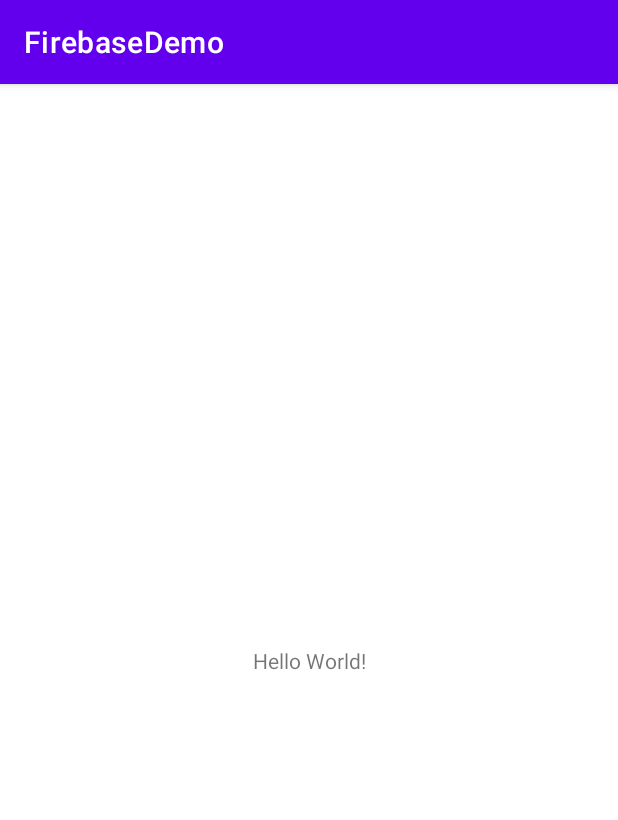
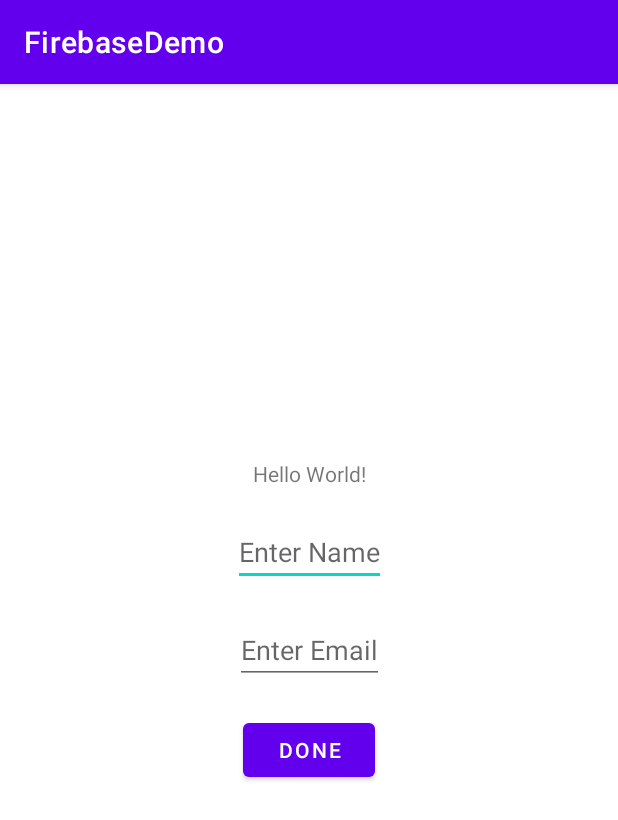
Before and after one commit to jvedsaqib/FirebaseDemo, an Android app: the screen it shows after launch (MainActivity), on a phone screen of 412 x 824 dp. Shown: the top 820 px of the screen. Run offline under Robolectric (Android 15) with nearby library versions, the phone set to English and light mode, and no system bars; our stand-ins replace Firebase (no records; nobody signed in at launch, a user with empty details on screens opened directly).

Commit message:
Code -> Now we can add a person

```diff
--- a/app/build.gradle
+++ b/app/build.gradle
@@ -1,5 +1,6 @@
 plugins {
     id 'com.android.application'
+    id 'com.google.gms.google-services'
 }
 
 android {
@@ -33,6 +34,10 @@ dependencies {
     implementation 'androidx.appcompat:appcompat:1.4.1'
     implementation 'com.google.android.material:material:1.5.0'
     implementation 'androidx.constraintlayout:constraintlayout:2.1.3'
+    implementation platform('com.google.firebase:firebase-bom:31.2.1')
+    implementation 'com.google.firebase:firebase-analytics'
+    implementation 'com.google.firebase:firebase-database:20.1.0'
+    implementation 'com.google.firebase:firebase-auth:21.1.0'
     testImplementation 'junit:junit:4.13.2'
     androidTestImplementation 'androidx.test.ext:junit:1.1.3'
     androidTestImplementation 'androidx.test.espresso:espresso-core:3.4.0'
--- a/app/src/main/AndroidManifest.xml
+++ b/app/src/main/AndroidManifest.xml
@@ -1,6 +1,8 @@
 <?xml version="1.0" encoding="utf-8"?>
 <manifest xmlns:android="http://schemas.android.com/apk/res/android"
     xmlns:tools="http://schemas.android.com/tools">
+    <uses-permission android:name="android.permission.INTERNET"/>
+    <uses-permission android:name="android.permission.ACCESS_NETWORK_STATE"/>
 
     <application
         android:allowBackup="true"
--- a/app/src/main/java/com/example/firebasedemo/MainActivity.java
+++ b/app/src/main/java/com/example/firebasedemo/MainActivity.java
@@ -1,14 +1,75 @@
 package com.example.firebasedemo;
 
+import androidx.annotation.NonNull;
 import androidx.appcompat.app.AppCompatActivity;
 
 import android.os.Bundle;
+import android.util.Log;
+import android.view.View;
+import android.widget.Button;
+import android.widget.EditText;
+import android.widget.TextView;
+import android.widget.Toast;
+
+import com.google.firebase.database.DataSnapshot;
+import com.google.firebase.database.DatabaseError;
+import com.google.firebase.database.DatabaseReference;
+import com.google.firebase.database.FirebaseDatabase;
+import com.google.firebase.database.ValueEventListener;
 
 public class MainActivity extends AppCompatActivity {
+    EditText addName, addEmail;
+    Button btn;
+
+    FirebaseDatabase db;    // Firebase Database
+    DatabaseReference dbRef; // Database Reference
+
+    Person ob;  // Object
 
     @Override
     protected void onCreate(Bundle savedInstanceState) {
         super.onCreate(savedInstanceState);
         setContentView(R.layout.activity_main);
+
+        addName = findViewById(R.id.addName);
+        addEmail = findViewById(R.id.addEmail);
+
+        btn = findViewById(R.id.btn);
+
+        db = FirebaseDatabase.getInstance();
+
+        dbRef = db.getInstance().getReference();
+
+        btn.setOnClickListener(new View.OnClickListener() {
+            @Override
+            public void onClick(View v) {
+                String name = addName.getText().toString();
+                String email = addEmail.getText().toString();
+
+                Log.d("Name&Email", name+" "+email);
+                addPerson(name, email);
+            }
+        });
+    }
+
+    public void addPerson(String name, String email){
+        Log.d("Name&Email", name+"&"+email);
+        ob = new Person();
+        ob.setName(name);
+        ob.setEmail(email);
+        dbRef.child("Person2").push().setValue(ob);
+//        dbRef.addValueEventListener(new ValueEventListener() {
+//            @Override
+//            public void onDataChange(@NonNull DataSnapshot snapshot) {
+//                Log.d("Name&Email Added", ob.getName()+" "+ob.getEmail());
+//                Toast.makeText(MainActivity.this, "Done" ,Toast.LENGTH_LONG).show();
+//                dbRef.child("Person").setValue(ob);
+//            }
+//
+//            @Override
+//            public void onCancelled(@NonNull DatabaseError error) {
+//                Log.d("Cancel", "Cancelled");
+//            }
+//        });
     }
 }
--- a/app/src/main/res/layout/activity_main.xml
+++ b/app/src/main/res/layout/activity_main.xml
@@ -7,12 +7,46 @@
     tools:context=".MainActivity">
 
     <TextView
+        android:id="@+id/Title"
         android:layout_width="wrap_content"
         android:layout_height="wrap_content"
         android:text="Hello World!"
-        app:layout_constraintBottom_toBottomOf="parent"
         app:layout_constraintEnd_toEndOf="parent"
         app:layout_constraintStart_toStartOf="parent"
-        app:layout_constraintTop_toTopOf="parent" />
+        app:layout_constraintTop_toTopOf="parent"
+        android:layout_marginTop="250dp" />
+
+    <EditText
+        android:id="@+id/addName"
+        android:layout_width="wrap_content"
+        android:layout_height="wrap_content"
+        app:layout_constraintTop_toBottomOf="@id/Title"
+        app:layout_constraintLeft_toLeftOf="parent"
+        app:layout_constraintRight_toRightOf="parent"
+        android:layout_marginTop="20dp"
+        android:hint="Enter Name"
+        />
+    <EditText
+        android:id="@+id/addEmail"
+        android:layout_width="wrap_content"
+        android:layout_height="wrap_content"
+        app:layout_constraintTop_toBottomOf="@id/addName"
+        app:layout_constraintLeft_toLeftOf="parent"
+        app:layout_constraintRight_toRightOf="parent"
+        android:layout_marginTop="20dp"
+        android:hint="Enter Email"
+        />
+
+    <Button
+        android:id="@+id/btn"
+        android:layout_width="wrap_content"
+        android:layout_height="wrap_content"
+        app:layout_constraintTop_toBottomOf="@id/addEmail"
+        app:layout_constraintLeft_toLeftOf="parent"
+        app:layout_constraintRight_toRightOf="parent"
+        android:layout_marginTop="20dp"
+        android:text="Done"
+        />
+
 
 </androidx.constraintlayout.widget.ConstraintLayout>
--- a/build.gradle
+++ b/build.gradle
@@ -1,4 +1,8 @@
-// Top-level build file where you can add configuration options common to all sub-projects/modules.
+buildscript {
+    dependencies {
+        classpath 'com.google.gms:google-services:4.3.15'
+    }
+}// Top-level build file where you can add configuration options common to all sub-projects/modules.
 plugins {
     id 'com.android.application' version '7.4.1' apply false
     id 'com.android.library' version '7.4.1' apply false
```
Also changed, not shown: app/src/main/java/com/example/firebasedemo/Person.java (added, +27 -0 lines), 1 other file.
